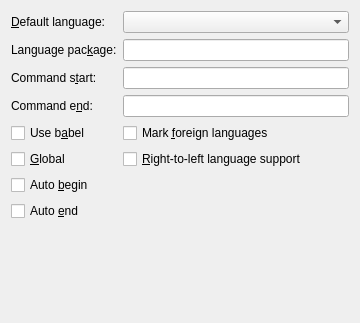
Old version of the form src/frontends/qt4/ui/PrefLanguageUi.ui in the repository rpavlik/lyx-lucid-backport.
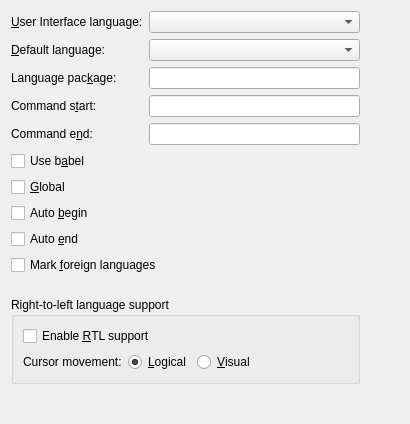
New version of the form.

Patch:
```diff
--- a/src/frontends/qt4/ui/PrefLanguageUi.ui
+++ b/src/frontends/qt4/ui/PrefLanguageUi.ui
@@ -1,28 +1,76 @@
 <ui version="4.0" >
- <author></author>
- <comment></comment>
- <exportmacro></exportmacro>
- <class>QPrefLanguageUi</class>
- <widget class="QWidget" name="QPrefLanguageUi" >
+ <class>PrefLanguageUi</class>
+ <widget class="QWidget" name="PrefLanguageUi" >
   <property name="geometry" >
    <rect>
     <x>0</x>
     <y>0</y>
-    <width>360</width>
-    <height>323</height>
+    <width>410</width>
+    <height>424</height>
    </rect>
   </property>
   <property name="windowTitle" >
    <string/>
   </property>
-  <layout class="QGridLayout" >
-   <property name="margin" >
-    <number>11</number>
-   </property>
-   <property name="spacing" >
-    <number>6</number>
-   </property>
-   <item row="2" column="0" >
+  <layout class="QGridLayout" name="gridLayout" >
+   <item row="0" column="0" colspan="2" >
+    <widget class="QLabel" name="uiLanguageLA" >
+     <property name="text" >
+      <string>&amp;User Interface language:</string>
+     </property>
+     <property name="buddy" >
+      <cstring>defaultLanguageCO</cstring>
+     </property>
+    </widget>
+   </item>
+   <item row="0" column="2" >
+    <widget class="QComboBox" name="uiLanguageCO" >
+     <property name="toolTip" >
+      <string>Select the default language of your documents</string>
+     </property>
+     <property name="maxVisibleItems" >
+      <number>20</number>
+     </property>
+    </widget>
+   </item>
+   <item row="1" column="0" colspan="2" >
+    <widget class="QLabel" name="defaultLanguageLA" >
+     <property name="text" >
+      <string>&amp;Default language:</string>
+     </property>
+     <property name="buddy" >
+      <cstring>defaultLanguageCO</cstring>
+     </property>
+    </widget>
+   </item>
+   <item row="1" column="2" >
+    <widget class="QComboBox" name="defaultLanguageCO" >
+     <property name="toolTip" >
+      <string>Select the default language of your documents</string>
+     </property>
+     <property name="maxVisibleItems" >
+      <number>20</number>
+     </property>
+    </widget>
+   </item>
+   <item row="2" column="0" colspan="2" >
+    <widget class="QLabel" name="languagePackageLA" >
+     <property name="text" >
+      <string>Language pac&amp;kage:</string>
+     </property>
+     <property name="buddy" >
+      <cstring>languagePackageED</cstring>
+     </property>
+    </widget>
+   </item>
+   <item row="2" column="2" >
+    <widget class="QLineEdit" name="languagePackageED" >
+     <property name="toolTip" >
+      <string>Enter the command to load the language package (default: babel)</string>
+     </property>
+    </widget>
+   </item>
+   <item row="3" column="0" colspan="2" >
     <widget class="QLabel" name="startCommandLA" >
      <property name="text" >
       <string>Command s&amp;tart:</string>
@@ -32,29 +80,14 @@
      </property>
     </widget>
    </item>
-   <item row="3" column="1" >
-    <widget class="QLineEdit" name="endCommandED" />
-   </item>
-   <item row="2" column="1" >
-    <widget class="QLineEdit" name="startCommandED" />
-   </item>
-   <item row="1" column="1" >
-    <widget class="QLineEdit" name="languagePackageED" />
-   </item>
-   <item row="0" column="1" >
-    <widget class="QComboBox" name="defaultLanguageCO" />
-   </item>
-   <item row="0" column="0" >
-    <widget class="QLabel" name="defaultLanguageLA" >
-     <property name="text" >
-      <string>&amp;Default language:</string>
-     </property>
-     <property name="buddy" >
-      <cstring>defaultLanguageCO</cstring>
+   <item row="3" column="2" >
+    <widget class="QLineEdit" name="startCommandED" >
+     <property name="toolTip" >
+      <string>The LaTeX command that starts a switch to a foreign language</string>
      </property>
     </widget>
    </item>
-   <item row="3" column="0" >
+   <item row="4" column="0" colspan="2" >
     <widget class="QLabel" name="endCommandLA" >
      <property name="text" >
       <string>Command e&amp;nd:</string>
@@ -64,75 +97,164 @@
      </property>
     </widget>
    </item>
-   <item row="1" column="0" >
-    <widget class="QLabel" name="languagePackageLA" >
-     <property name="text" >
-      <string>Language pac&amp;kage:</string>
+   <item row="4" column="2" >
+    <widget class="QLineEdit" name="endCommandED" >
+     <property name="toolTip" >
+      <string>The LaTeX command that ends a switch to a foreign language</string>
      </property>
-     <property name="buddy" >
-      <cstring>languagePackageED</cstring>
-     </property>
     </widget>
    </item>
-   <item row="6" column="0" >
-    <widget class="QCheckBox" name="autoBeginCB" >
-     <property name="text" >
-      <string>Auto &amp;begin</string>
-     </property>
-    </widget>
-   </item>
-   <item row="4" column="0" >
+   <item row="5" column="0" colspan="3" >
     <widget class="QCheckBox" name="useBabelCB" >
+     <property name="toolTip" >
+      <string>Use the babel package for multilingual support</string>
+     </property>
      <property name="text" >
       <string>Use b&amp;abel</string>
      </property>
     </widget>
    </item>
-   <item rowspan="2" row="6" column="1" >
-    <spacer>
-     <property name="orientation" >
-      <enum>Qt::Horizontal</enum>
-     </property>
-     <property name="sizeType" >
-      <enum>QSizePolicy::Expanding</enum>
-     </property>
-     <property name="sizeHint" >
-      <size>
-       <width>20</width>
-       <height>20</height>
-      </size>
-     </property>
-    </spacer>
-   </item>
-   <item row="5" column="0" >
+   <item row="6" column="0" colspan="3" >
     <widget class="QCheckBox" name="globalCB" >
+     <property name="toolTip" >
+      <string>Check to pass the language globally (to the document class), not locally (to the language package)</string>
+     </property>
      <property name="text" >
       <string>&amp;Global</string>
      </property>
     </widget>
    </item>
-   <item row="5" column="1" >
-    <widget class="QCheckBox" name="rtlCB" >
+   <item row="7" column="0" colspan="3" >
+    <widget class="QCheckBox" name="autoBeginCB" >
+     <property name="toolTip" >
+      <string>If checked, the document language is not explicitely set by a language switch command</string>
+     </property>
      <property name="text" >
-      <string>&amp;Right-to-left language support</string>
+      <string>Auto &amp;begin</string>
      </property>
     </widget>
    </item>
-   <item row="7" column="0" >
+   <item row="8" column="0" colspan="3" >
     <widget class="QCheckBox" name="autoEndCB" >
+     <property name="toolTip" >
+      <string>If checked, the document language is not explicitely closed by a language switch command</string>
+     </property>
      <property name="text" >
       <string>Auto &amp;end</string>
      </property>
     </widget>
    </item>
-   <item row="4" column="1" >
+   <item row="9" column="0" colspan="4" >
     <widget class="QCheckBox" name="markForeignCB" >
+     <property name="toolTip" >
+      <string>Check to highlight foreign languages visually in the work area</string>
+     </property>
      <property name="text" >
       <string>Mark &amp;foreign languages</string>
      </property>
     </widget>
    </item>
-   <item row="8" column="0" >
+   <item row="10" column="0" >
+    <spacer>
+     <property name="orientation" >
+      <enum>Qt::Vertical</enum>
+     </property>
+     <property name="sizeType" >
+      <enum>QSizePolicy::Fixed</enum>
+     </property>
+     <property name="sizeHint" stdset="0" >
+      <size>
+       <width>20</width>
+       <height>16</height>
+      </size>
+     </property>
+    </spacer>
+   </item>
+   <item row="11" column="0" colspan="3" >
+    <widget class="QGroupBox" name="rtlGB2" >
+     <property name="toolTip" >
+      <string/>
+     </property>
+     <property name="title" >
+      <string>Right-to-left language support</string>
+     </property>
+     <property name="flat" >
+      <bool>true</bool>
+     </property>
+     <property name="checkable" >
+      <bool>false</bool>
+     </property>
+     <layout class="QGridLayout" >
+      <property name="margin" >
+       <number>9</number>
+      </property>
+      <property name="spacing" >
+       <number>6</number>
+      </property>
+      <item row="0" column="0" >
+       <widget class="QCheckBox" name="rtlGB" >
+        <property name="toolTip" >
+         <string>Select to enable support of right-to-left languages (e.g. Hebrew, Arabic).</string>
+        </property>
+        <property name="text" >
+         <string>Enable &amp;RTL support</string>
+        </property>
+       </widget>
+      </item>
+      <item row="1" column="1" >
+       <spacer>
+        <property name="orientation" >
+         <enum>Qt::Horizontal</enum>
+        </property>
+        <property name="sizeHint" stdset="0" >
+         <size>
+          <width>101</width>
+          <height>20</height>
+         </size>
+        </property>
+       </spacer>
+      </item>
+      <item row="1" column="0" >
+       <layout class="QHBoxLayout" >
+        <property name="spacing" >
+         <number>6</number>
+        </property>
+        <property name="margin" >
+         <number>0</number>
+        </property>
+        <item>
+         <widget class="QLabel" name="cursorMovementLA" >
+          <property name="text" >
+           <string>Cursor movement:</string>
+          </property>
+          <property name="scaledContents" >
+           <bool>false</bool>
+          </property>
+         </widget>
+        </item>
+        <item>
+         <widget class="QRadioButton" name="logicalCursorRB" >
+          <property name="text" >
+           <string>&amp;Logical</string>
+          </property>
+          <property name="checked" >
+           <bool>true</bool>
+          </property>
+         </widget>
+        </item>
+        <item>
+         <widget class="QRadioButton" name="visualCursorRB" >
+          <property name="text" >
+           <string>&amp;Visual</string>
+          </property>
+         </widget>
+        </item>
+       </layout>
+      </item>
+     </layout>
+    </widget>
+   </item>
+   <item row="12" column="1" >
     <spacer>
      <property name="orientation" >
       <enum>Qt::Vertical</enum>
@@ -140,7 +262,7 @@
      <property name="sizeType" >
       <enum>QSizePolicy::Expanding</enum>
      </property>
-     <property name="sizeHint" >
+     <property name="sizeHint" stdset="0" >
       <size>
        <width>20</width>
        <height>20</height>
@@ -148,17 +270,14 @@
      </property>
     </spacer>
    </item>
-   <item row="8" column="1" >
+   <item row="2" column="3" >
     <spacer>
      <property name="orientation" >
-      <enum>Qt::Vertical</enum>
+      <enum>Qt::Horizontal</enum>
      </property>
-     <property name="sizeType" >
-      <enum>QSizePolicy::Expanding</enum>
-     </property>
-     <property name="sizeHint" >
+     <property name="sizeHint" stdset="0" >
       <size>
-       <width>20</width>
+       <width>40</width>
        <height>20</height>
       </size>
      </property>
```
Left out of the diff: 59 changed lines with no effect on the pictures.
